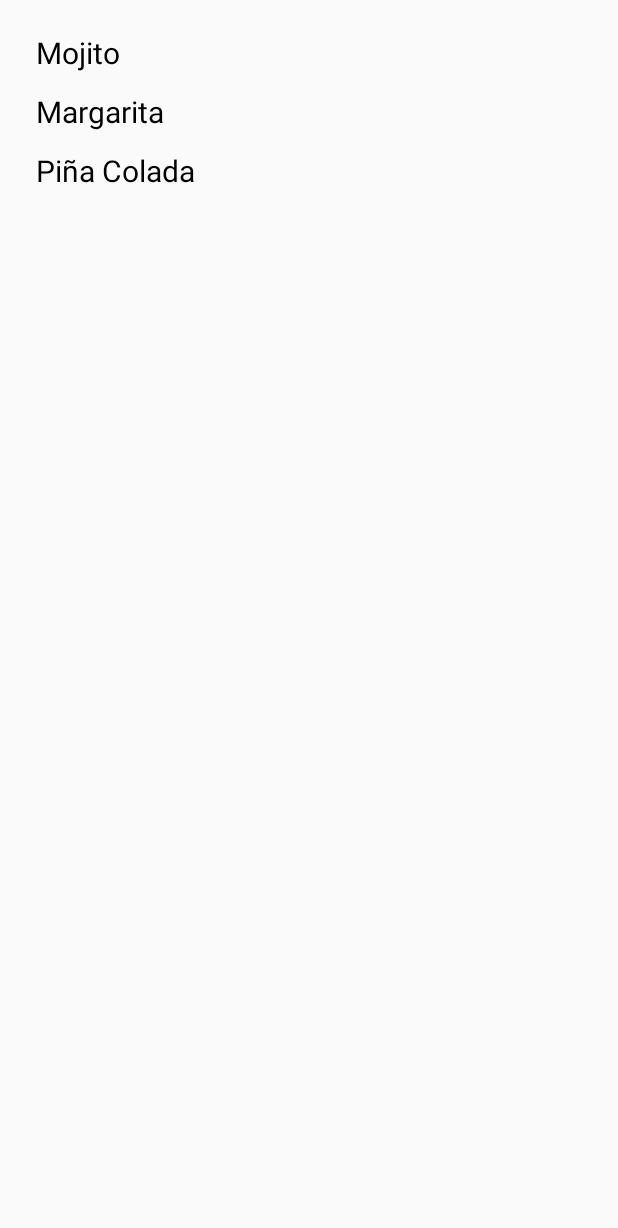
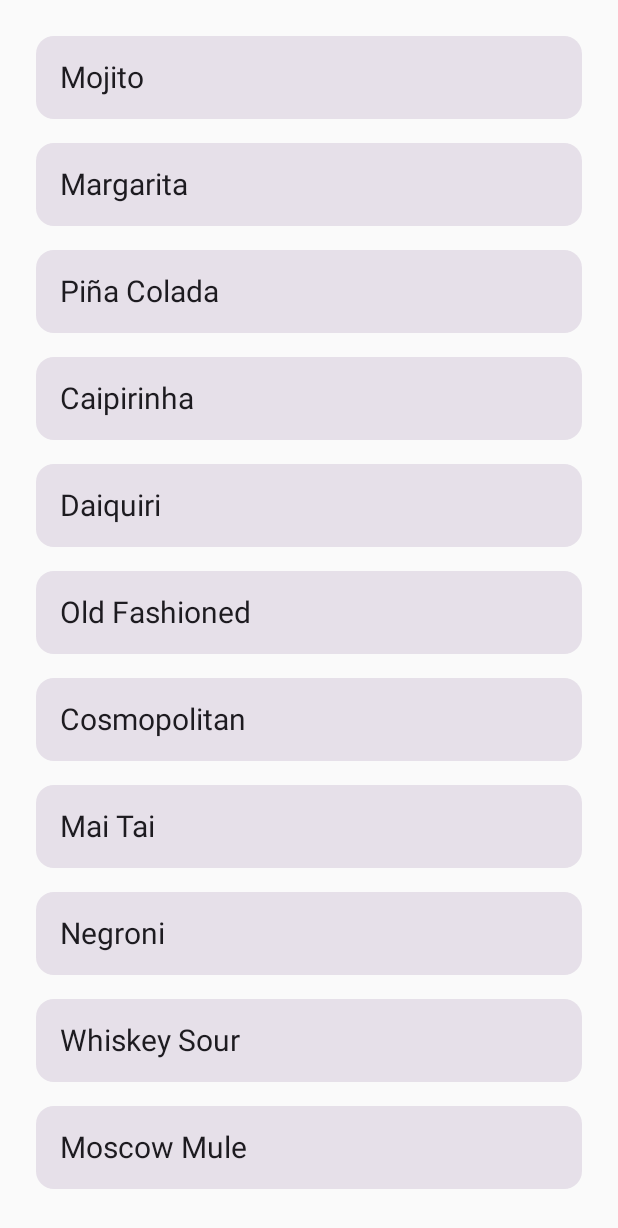
Before and after one commit to majakom/Cocktail-App, an Android app built with Jetpack Compose: the screen it shows after launch (MainActivity), on a phone screen of 412 x 824 dp. Shown: the top 1228 px of the screen. Run offline under Robolectric (Android 15) with nearby library versions, the phone set to English and light mode, and no system bars.

Commit message:
Made basic list prittier

```diff
--- a/app/src/main/java/com/example/cocktail_app/MainActivity.kt
+++ b/app/src/main/java/com/example/cocktail_app/MainActivity.kt
@@ -42,12 +42,16 @@ fun CocktailListScreen(onCocktailClick: (Cocktail) -> Unit) {
 
 @Composable
 fun CocktailListItem(cocktail: Cocktail, onCocktailClick: (Cocktail) -> Unit) {
-    Text(
-        text = cocktail.name,
-        fontSize = 20.sp,
+    Card(
         modifier = Modifier
             .fillMaxWidth()
             .padding(8.dp)
             .clickable { onCocktailClick(cocktail) }
-    )
+    ) {
+        Text(
+            modifier = Modifier.padding(16.dp),
+            text = cocktail.name,
+            fontSize = 20.sp
+        )
+    }
 }
--- a/app/src/main/java/com/example/cocktail_app/data/Cocktail.kt
+++ b/app/src/main/java/com/example/cocktail_app/data/Cocktail.kt
@@ -6,5 +6,16 @@ data class Cocktail(val name: String, val ingredients: List<String>, val prepara
 val cocktails = listOf(
     Cocktail("Mojito", listOf("Rum", "Mięta", "Limonka", "Cukier", "Woda gazowana"), "Wymieszaj składniki i podawaj z lodem."),
     Cocktail("Margarita", listOf("Tequila", "Limonka", "Triple sec"), "Wstrząśnij składniki i podawaj w szklance z solą."),
-    Cocktail("Piña Colada", listOf("Rum", "Ananas", "Mleczko kokosowe"), "Zmiksuj składniki z lodem i podawaj.")
+    Cocktail("Piña Colada", listOf("Rum", "Ananas", "Mleczko kokosowe"), "Zmiksuj składniki z lodem i podawaj."),
+    Cocktail("Caipirinha", listOf("Cachaça", "Limonka", "Cukier trzcinowy"), "Rozgnieć limonkę z cukrem, dodaj cachaçę i lód."),
+    Cocktail("Daiquiri", listOf("Rum", "Limonka", "Cukier"), "Wstrząśnij składniki i podawaj schłodzone."),
+    Cocktail("Old Fashioned", listOf("Whiskey", "Cukier", "Angostura", "Woda"), "Rozpuść cukier z bittersami, dodaj whiskey i lód."),
+    Cocktail("Cosmopolitan", listOf("Wódka", "Triple sec", "Żurawina", "Limonka"), "Wstrząśnij składniki i podawaj schłodzone."),
+    Cocktail("Mai Tai", listOf("Rum", "Triple sec", "Limonka", "Orgeat"), "Wstrząśnij składniki i podawaj z lodem."),
+    Cocktail("Negroni", listOf("Gin", "Campari", "Słodki wermut"), "Wymieszaj składniki i podawaj z lodem oraz skórką pomarańczy."),
+    Cocktail("Whiskey Sour", listOf("Whiskey", "Cytryna", "Cukier", "Białko jajka"), "Wstrząśnij składniki i podawaj schłodzone."),
+    Cocktail("Moscow Mule", listOf("Wódka", "Limonka", "Piwo imbirowe"), "Podawaj w miedzianym kubku z lodem."),
+    Cocktail("Tequila Sunrise", listOf("Tequila", "Pomarańcza", "Grenadyna"), "Wlej składniki warstwowo i podawaj."),
+    Cocktail("Long Island Iced Tea", listOf("Wódka", "Tequila", "Rum", "Gin", "Triple sec", "Cytryna", "Cola"), "Wymieszaj składniki i podawaj z lodem."),
+    Cocktail("Bloody Mary", listOf("Wódka", "Sok pomidorowy", "Cytryna", "Sól", "Pieprz", "Tabasco", "Sos Worcestershire"), "Wymieszaj składniki i podawaj z lodem."),
 )
```
Also changed, not shown: app/src/main/java/com/example/cocktail_app/CocktailDetailActivity.kt (+70 -4 lines).
